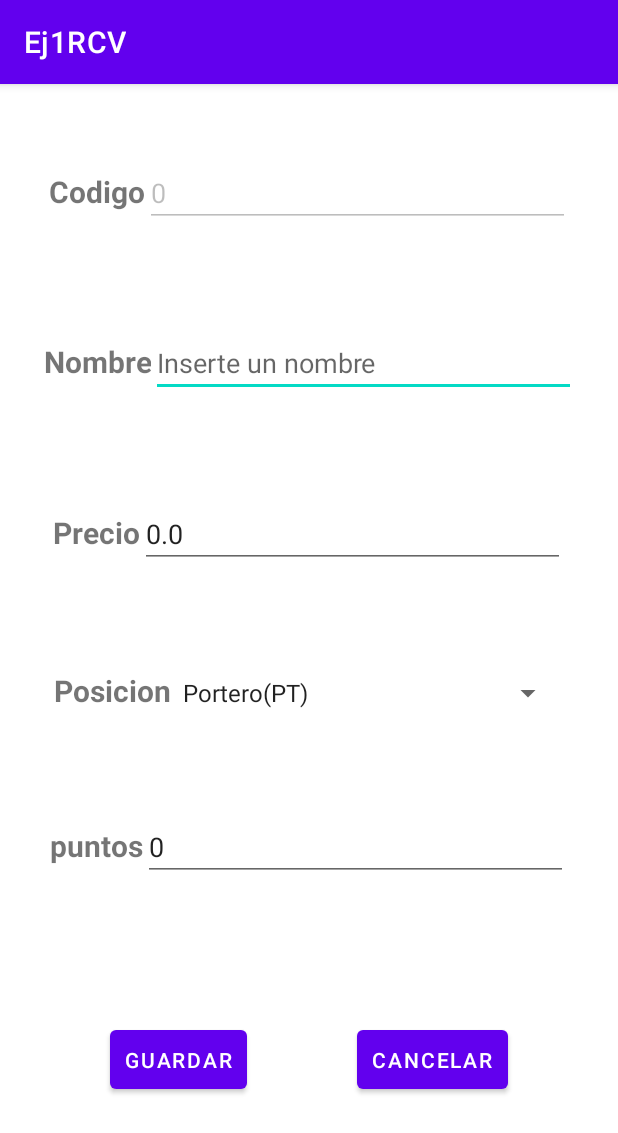
After one commit to rcanelav/Ej1RCV, an Android app: the EditPlayerActivity screen opened directly, with no data from a screen before it, on a phone screen of 412 x 824 dp. The commit adds this screen. Shown: the top 1133 px of the screen. Run offline under Robolectric (Android 15) with nearby library versions, the phone set to English and light mode, and no system bars.

Commit message:
ADD: update player

```diff
--- /dev/null
+++ b/app/src/main/java/com/liceolapaz/dam/ej1rcv/EditPlayerActivity.kt
@@ -0,0 +1,99 @@
+package com.liceolapaz.dam.ej1rcv
+
+import android.content.Intent
+import androidx.appcompat.app.AppCompatActivity
+import android.os.Bundle
+import android.widget.ArrayAdapter
+import android.widget.Button
+import android.widget.EditText
+import android.widget.Spinner
+import com.liceolapaz.dam.ej1rcv.databinding.ActivityAddPlayerBinding
+import com.liceolapaz.dam.ej1rcv.databinding.ActivityEditPlayerBinding
+
+class EditPlayerActivity : AppCompatActivity() {
+    lateinit var binding : ActivityEditPlayerBinding
+    lateinit var playersDBHelper: miSQLiteHelper
+    override fun onCreate(savedInstanceState: Bundle?) {
+        super.onCreate(savedInstanceState)
+        setContentView(R.layout.activity_edit_player)
+        val playerCode = intent.getIntExtra("playerCode", 0)
+        val playerName = intent.getStringExtra("playerName")
+        val playerPrice = intent.getDoubleExtra("playerPrice", 0.0)
+        val playerPosition = intent.getStringExtra("playerPosition")
+        val playerPoints = intent.getIntExtra("playerPoints", 0)
+
+        //DB Helper
+        playersDBHelper = miSQLiteHelper(this)
+
+        //Binding
+        binding = ActivityEditPlayerBinding.inflate(layoutInflater)
+        setContentView(binding.root)
+
+        // Player Code
+        val etPlayerCode = findViewById<EditText>(R.id.etPlayerCode)
+        etPlayerCode.setText(playerCode.toString())
+        etPlayerCode.isEnabled = false
+
+        // Player Name
+        val etPlayerName = findViewById<EditText>(R.id.etPlayerName)
+        etPlayerName.setText(playerName)
+
+        // Player Price
+        val etPlayerPrice = findViewById<EditText>(R.id.etPlayerPrice)
+        etPlayerPrice.setText(playerPrice.toString())
+
+        // Player Position
+        var playerPositions = arrayOf("Portero(PT)", "Defensa(DF)", "Mediocampista(MC)", "Delantero(DL)")
+        val positionSpinner = findViewById<Spinner>(R.id.spPlayerPosition)
+        // Set the how to display it
+        val adapter = ArrayAdapter(this, android.R.layout.simple_spinner_item, playerPositions)
+        // Set the view to display when the list of choices appear
+        adapter.setDropDownViewResource(android.R.layout.simple_spinner_dropdown_item)
+        // Apply the adapter to the spinner
+        positionSpinner.adapter = adapter
+        //set select by default the player position
+        positionSpinner.setSelection(playerPositions.indexOf(playerPosition))
+
+        // Player Points
+        val etPlayerPoints = findViewById<EditText>(R.id.etPlayerPoints)
+        etPlayerPoints.setText(playerPoints.toString())
+
+        // Save button
+        val btnSave = findViewById<Button>(R.id.btnSave)
+        btnSave.setOnClickListener{
+            // show confirmation message if user wants to save the player
+            var builder = android.app.AlertDialog.Builder(this)
+            builder.setTitle("Confirmación")
+            builder.setMessage("¿Desea guardar el jugador?")
+            // confirm, cancel buttons
+            builder.setPositiveButton("Confirmar") { dialog, which ->
+                // save the player
+                var newPlayerCode = binding.etPlayerCode.text.toString().toInt()
+                var newPlayerName = binding.etPlayerName.text.toString()
+                var newPlayerPrice = binding.etPlayerPrice.text.toString().toDouble()
+                var newPlayerPosition = binding.spPlayerPosition.selectedItem.toString()
+                var newPlayerPoints = binding.etPlayerPoints.text.toString().toInt()
+
+                val player = Player(newPlayerCode, newPlayerName, newPlayerPrice, newPlayerPosition, newPlayerPoints)
+                playersDBHelper.updatePlayer(player)
+
+                //  send the player to the list
+                val intent = Intent(this, PlayerListActivity::class.java)
+
+                intent.putExtra("player", player)
+                startActivity(intent)
+            }
+
+            builder.setCancelable(true)
+            builder.setNegativeButton("No") { dialog, which ->
+                finish()
+            }
+            builder.setNeutralButton("Cancelar") { dialog, which ->
+                //nothing
+            }
+
+            builder.create().show()
+
+        }
+    }
+}
--- a/app/src/main/java/com/liceolapaz/dam/ej1rcv/PlayerListActivity.kt
+++ b/app/src/main/java/com/liceolapaz/dam/ej1rcv/PlayerListActivity.kt
@@ -13,7 +13,7 @@ import com.liceolapaz.dam.ej1rcv.adapter.PlayerAdapter
 import com.liceolapaz.dam.ej1rcv.databinding.ActivityPlayerListBinding
 
 class PlayerListActivity : AppCompatActivity() {
-    lateinit var binding : ActivityPlayerListBinding
+    lateinit var binding : com.liceolapaz.dam.ej1rcv.databinding.ActivityPlayerListBinding
     lateinit var playersDBHelper: miSQLiteHelper
     var players = ArrayList<Player>()
     override fun onCreate(savedInstanceState: Bundle?) {
--- a/app/src/main/java/com/liceolapaz/dam/ej1rcv/adapter/PlayerAdapter.kt
+++ b/app/src/main/java/com/liceolapaz/dam/ej1rcv/adapter/PlayerAdapter.kt
@@ -10,10 +10,13 @@ class PlayerAdapter(private val playerList : ArrayList<Player>) : RecyclerView.A
     override fun onCreateViewHolder(parent: ViewGroup, viewType: Int): PlayerViewHolder {
         var layoutInflater = LayoutInflater.from(parent.context)
 
+
+
         return PlayerViewHolder(layoutInflater.inflate(R.layout.player,parent, false))
     }
 
     override fun onBindViewHolder(holder: PlayerViewHolder, position: Int) {
+
         holder.render(playerList[position])
     }
 
--- a/app/src/main/java/com/liceolapaz/dam/ej1rcv/adapter/PlayerViewHolder.kt
+++ b/app/src/main/java/com/liceolapaz/dam/ej1rcv/adapter/PlayerViewHolder.kt
@@ -1,12 +1,15 @@
 package com.liceolapaz.dam.ej1rcv.adapter
 
+import android.content.Intent
 import android.view.View
 import android.widget.TextView
 import androidx.recyclerview.widget.RecyclerView
+import com.liceolapaz.dam.ej1rcv.EditPlayerActivity
 import com.liceolapaz.dam.ej1rcv.Player
 import com.liceolapaz.dam.ej1rcv.R
 
 class PlayerViewHolder(view: View) : RecyclerView.ViewHolder(view) {
+
     val playerName = view.findViewById<TextView>(R.id.txtPlayerNameValue)
     val playerPrice = view.findViewById<TextView>(R.id.txtPlayerMoneyValue)
     val playerPosition = view.findViewById<TextView>(R.id.txtPlayerPositionValue)
@@ -17,6 +20,18 @@ class PlayerViewHolder(view: View) : RecyclerView.ViewHolder(view) {
         playerPrice.text = player.price.toString()
         playerPosition.text = player.position
         playerPoints.text = player.points.toString()
+
+        itemView.setOnClickListener() {
+            val intent = Intent(itemView.context, EditPlayerActivity::class.java)
+            intent.putExtra("playerCode", player.code)
+            intent.putExtra("playerName", player.name)
+            intent.putExtra("playerPrice", player.price)
+            intent.putExtra("playerPosition", player.position)
+            intent.putExtra("playerPoints", player.points)
+
+
+            itemView.context.startActivity(intent)
+        }
     }
 
 }
--- a/app/src/main/java/com/liceolapaz/dam/ej1rcv/miSQLiteHelper.kt
+++ b/app/src/main/java/com/liceolapaz/dam/ej1rcv/miSQLiteHelper.kt
@@ -56,4 +56,14 @@ class miSQLiteHelper(context: Context) : SQLiteOpenHelper(
 
         return players
     }
+
+    fun updatePlayer( player: Player) {
+        val db = this.writableDatabase
+        val values = ContentValues()
+        values.put("nombre", player.name)
+        values.put("precio", player.price)
+        values.put("posicion", player.position)
+        values.put("puntos", player.points)
+        db.update("jugadores", values, "codigo = ?", arrayOf(player.code.toString()))
+    }
 }
--- /dev/null
+++ b/app/src/main/res/layout/activity_edit_player.xml
@@ -0,0 +1,216 @@
+<?xml version="1.0" encoding="utf-8"?>
+<androidx.constraintlayout.widget.ConstraintLayout xmlns:android="http://schemas.android.com/apk/res/android"
+    xmlns:app="http://schemas.android.com/apk/res-auto"
+    xmlns:tools="http://schemas.android.com/tools"
+    android:layout_width="match_parent"
+    android:layout_height="match_parent"
+    tools:context=".EditPlayerActivity"
+    >
+    <LinearLayout
+        android:id="@+id/codeLayout"
+        android:layout_width="wrap_content"
+        android:layout_height="wrap_content"
+        android:layout_marginTop="50dp"
+        app:layout_constraintEnd_toEndOf="parent"
+        app:layout_constraintStart_toStartOf="parent"
+        app:layout_constraintTop_toTopOf="parent">
+
+        <TextView
+            android:id="@+id/txtPlayerCode"
+            android:layout_width="wrap_content"
+            android:layout_height="wrap_content"
+            android:gravity="center"
+            android:text="Codigo"
+            android:textSize="20sp"
+            android:textStyle="bold"
+            app:layout_constraintEnd_toEndOf="parent"
+            app:layout_constraintHorizontal_bias="0.12"
+            app:layout_constraintStart_toStartOf="parent"
+            app:layout_constraintTop_toBottomOf="@+id/headerLayout" />
+
+        <EditText
+            android:id="@+id/etPlayerCode"
+            android:layout_width="283dp"
+            android:layout_height="wrap_content"
+            android:ems="10"
+            android:hint="code"
+            android:inputType="textPersonName"
+            app:layout_constraintHorizontal_bias="0.25"
+            app:layout_constraintStart_toEndOf="parent"
+            app:layout_constraintTop_toBottomOf="parent" />
+    </LinearLayout>
+
+    <LinearLayout
+        android:id="@+id/nameLayout"
+        android:layout_width="wrap_content"
+        android:layout_height="wrap_content"
+        android:orientation="horizontal"
+        app:layout_constraintBottom_toTopOf="@id/priceLayout"
+        app:layout_constraintEnd_toEndOf="parent"
+        app:layout_constraintStart_toStartOf="parent"
+        app:layout_constraintTop_toBottomOf="@+id/codeLayout">
+
+        <TextView
+            android:id="@+id/txtPlayerName"
+            android:layout_width="wrap_content"
+            android:layout_height="wrap_content"
+            android:gravity="center"
+            android:text="Nombre"
+            android:textSize="20sp"
+            android:textStyle="bold"
+            app:layout_constraintEnd_toEndOf="parent"
+            app:layout_constraintHorizontal_bias="0.12"
+            app:layout_constraintStart_toStartOf="parent"
+            app:layout_constraintTop_toBottomOf="parent" />
+
+        <EditText
+            android:id="@+id/etPlayerName"
+            android:layout_width="283dp"
+            android:layout_height="wrap_content"
+            android:ems="11"
+            android:hint="Inserte un nombre"
+            android:inputType="textPersonName"
+            app:layout_constraintEnd_toEndOf="parent"
+            app:layout_constraintHorizontal_bias="0.25"
+            app:layout_constraintStart_toEndOf="parent"
+            app:layout_constraintTop_toBottomOf="parent" />
+    </LinearLayout>
+
+    <LinearLayout
+        android:id="@+id/priceLayout"
+        android:layout_width="wrap_content"
+        android:layout_height="wrap_content"
+        android:orientation="horizontal"
+        app:layout_constraintTop_toBottomOf="@+id/nameLayout"
+        app:layout_constraintBottom_toTopOf="@id/positionLayout"
+        app:layout_constraintEnd_toEndOf="parent"
+        app:layout_constraintStart_toStartOf="parent"
+        >
+
+        <TextView
+            android:id="@+id/txtPrice"
+            android:layout_width="wrap_content"
+            android:layout_height="wrap_content"
+            android:gravity="center"
+            android:text="Precio"
+            android:textSize="20sp"
+            android:textStyle="bold"
+            app:layout_constraintEnd_toEndOf="parent"
+            app:layout_constraintHorizontal_bias="0.12"
+            app:layout_constraintStart_toStartOf="parent"
+            app:layout_constraintTop_toBottomOf="@+id/priceLayout" />
+
+        <EditText
+            android:id="@+id/etPlayerPrice"
+            android:layout_width="283dp"
+            android:layout_height="wrap_content"
+            android:ems="11"
+            android:hint="Inserte un precio"
+            android:inputType="textPersonName"
+            app:layout_constraintEnd_toEndOf="parent"
+            app:layout_constraintHorizontal_bias="0.25"
+            app:layout_constraintStart_toEndOf="parent"
+            app:layout_constraintTop_toBottomOf="parent" />
+    </LinearLayout>
+
+    <LinearLayout
+        android:id="@+id/positionLayout"
+        android:layout_width="340dp"
+        android:layout_height="wrap_content"
+        android:orientation="horizontal"
+        app:layout_constraintBottom_toTopOf="@id/pointsLayout"
+        app:layout_constraintEnd_toEndOf="parent"
+        app:layout_constraintStart_toStartOf="parent"
+        app:layout_constraintTop_toBottomOf="@+id/priceLayout">
+
+        <TextView
+            android:id="@+id/txtPosicion"
+            android:layout_width="wrap_content"
+            android:layout_height="wrap_content"
+            android:gravity="center"
+            android:text="Posicion"
+            android:textSize="20sp"
+            android:textStyle="bold"
+            app:layout_constraintEnd_toEndOf="parent"
+            app:layout_constraintHorizontal_bias="0.12"
+            app:layout_constraintStart_toStartOf="parent"
+            app:layout_constraintTop_toBottomOf="@+id/positionLayout" />
+
+        <Spinner
+            android:id="@+id/spPlayerPosition"
+            android:layout_width="match_parent"
+            android:layout_height="wrap_content"
+            android:layout_weight="1"
+            app:layout_constraintEnd_toEndOf="parent"
+            app:layout_constraintStart_toEndOf="@id/txtPosicion" />
+    </LinearLayout>
+
+    <LinearLayout
+        android:id="@+id/pointsLayout"
+        android:layout_width="wrap_content"
+        android:layout_height="wrap_content"
+        android:orientation="horizontal"
+        app:layout_constraintBottom_toTopOf="@id/btnLayout"
+        app:layout_constraintEnd_toEndOf="parent"
+        app:layout_constraintStart_toStartOf="parent"
+        app:layout_constraintTop_toBottomOf="@+id/positionLayout">
+
+        <TextView
+            android:id="@+id/txtPlayerPoints"
+            android:layout_width="wrap_content"
+            android:layout_height="wrap_content"
+            android:gravity="center"
+            android:text="puntos"
+            android:textSize="20sp"
+            android:textStyle="bold"
+            app:layout_constraintEnd_toEndOf="parent"
+            app:layout_constraintHorizontal_bias="0.12"
+            app:layout_constraintStart_toStartOf="parent"
+            app:layout_constraintTop_toBottomOf="@+id/priceLayout" />
+
+        <EditText
+            android:id="@+id/etPlayerPoints"
+            android:layout_width="283dp"
+            android:layout_height="wrap_content"
+            android:ems="11"
+            android:hint="Inserte los puntos"
+            android:inputType="textPersonName"
+            app:layout_constraintEnd_toEndOf="parent"
+            app:layout_constraintHorizontal_bias="0.25"
+            app:layout_constraintStart_toEndOf="@+id/txtPlayerCode"
+            app:layout_constraintTop_toBottomOf="@+id/nameLayout" />
+    </LinearLayout>
+
+    <androidx.constraintlayout.widget.ConstraintLayout
+        android:id="@+id/btnLayout"
+        android:layout_width="match_parent"
+        android:layout_height="100dp"
+        android:orientation="horizontal"
+        app:layout_constraintBottom_toBottomOf="parent"
+        app:layout_constraintTop_toBottomOf="@id/pointsLayout">
+
+        <Button
+            android:id="@+id/btnSave"
+            android:layout_width="wrap_content"
+            android:layout_height="wrap_content"
+            android:padding="10dp"
+            android:text="Guardar"
+            app:layout_constraintBottom_toBottomOf="parent"
+            app:layout_constraintEnd_toStartOf="@id/btnCancel"
+
+            app:layout_constraintStart_toStartOf="parent"
+            app:layout_constraintTop_toTopOf="parent" />
+
+        <Button
+            android:id="@+id/btnCancel"
+            android:layout_width="wrap_content"
+            android:layout_height="wrap_content"
+            android:padding="10dp"
+            android:text="Cancelar"
+            app:layout_constraintBottom_toBottomOf="parent"
+            app:layout_constraintEnd_toEndOf="parent"
+            app:layout_constraintStart_toEndOf="@+id/btnSave"
+            app:layout_constraintTop_toTopOf="parent" />
+    </androidx.constraintlayout.widget.ConstraintLayout>
+
+</androidx.constraintlayout.widget.ConstraintLayout>
```
Also changed, not shown: app/src/main/AndroidManifest.xml (+7 -0 lines).
